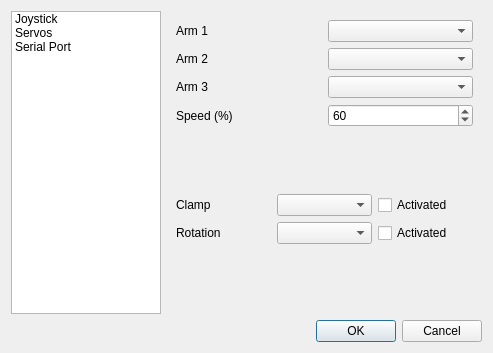
Above: Code/optionswindow.ui from jmigual/ETSEIB-deltaRobot before the change. Below: the same form after it.
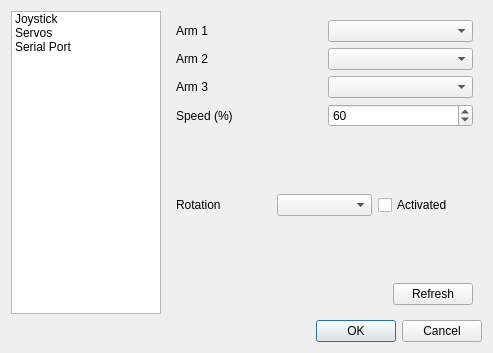
That is the form after the change. The open tabs and pages were chosen to show the change.

Commit message: Finished refresh servos function and added many documentation

What changed in the file:
```diff
--- a/Code/optionswindow.ui
+++ b/Code/optionswindow.ui
@@ -148,30 +148,6 @@
            </property>
           </spacer>
          </item>
-         <item>
-          <layout class="QHBoxLayout" name="horizontalLayout_18">
-           <item>
-            <spacer name="horizontalSpacer_3">
-             <property name="orientation">
-              <enum>Qt::Horizontal</enum>
-             </property>
-             <property name="sizeHint" stdset="0">
-              <size>
-               <width>40</width>
-               <height>20</height>
-              </size>
-             </property>
-            </spacer>
-           </item>
-           <item>
-            <widget class="QPushButton" name="servoRefresh">
-             <property name="text">
-              <string>Refresh</string>
-             </property>
-            </widget>
-           </item>
-          </layout>
-         </item>
         </layout>
        </widget>
        <widget class="QWidget" name="servos">
@@ -258,27 +234,6 @@
            </property>
           </spacer>
          </item>
-         <item>
-          <layout class="QHBoxLayout" name="horizontalLayout_2">
-           <item>
-            <widget class="QLabel" name="label_5">
-             <property name="text">
-              <string>Clamp</string>
-             </property>
-            </widget>
-           </item>
-           <item>
-            <widget class="QComboBox" name="servo3"/>
-           </item>
-           <item>
-            <widget class="QCheckBox" name="servo3A">
-             <property name="text">
-              <string>Activated</string>
-             </property>
-            </widget>
-           </item>
-          </layout>
-         </item>
          <item>
           <layout class="QHBoxLayout" name="horizontalLayout_4">
            <item>
@@ -289,10 +244,10 @@
             </widget>
            </item>
            <item>
-            <widget class="QComboBox" name="servo4"/>
+            <widget class="QComboBox" name="servo3"/>
            </item>
            <item>
-            <widget class="QCheckBox" name="servo4A">
+            <widget class="QCheckBox" name="servo3A">
              <property name="text">
               <string>Activated</string>
              </property>
@@ -313,6 +268,30 @@
            </property>
           </spacer>
          </item>
+         <item>
+          <layout class="QHBoxLayout" name="horizontalLayout_33">
+           <item>
+            <spacer name="horizontalSpacer_5">
+             <property name="orientation">
+              <enum>Qt::Horizontal</enum>
+             </property>
+             <property name="sizeHint" stdset="0">
+              <size>
+               <width>40</width>
+               <height>20</height>
+              </size>
+             </property>
+            </spacer>
+           </item>
+           <item>
+            <widget class="QPushButton" name="servoRefresh">
+             <property name="text">
+              <string>Refresh</string>
+             </property>
+            </widget>
+           </item>
+          </layout>
+         </item>
         </layout>
        </widget>
        <widget class="QWidget" name="serialPort">
```
Left out of the diff: 4 changed lines with no effect on the pictures. The commit also changes 594 other files.
